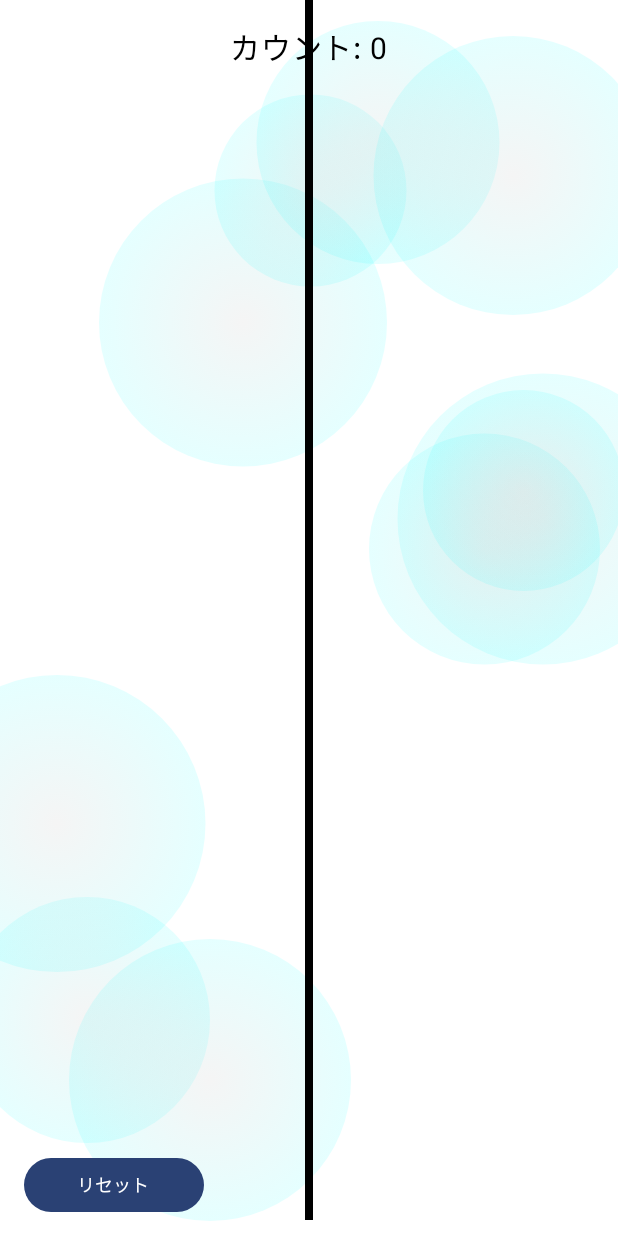
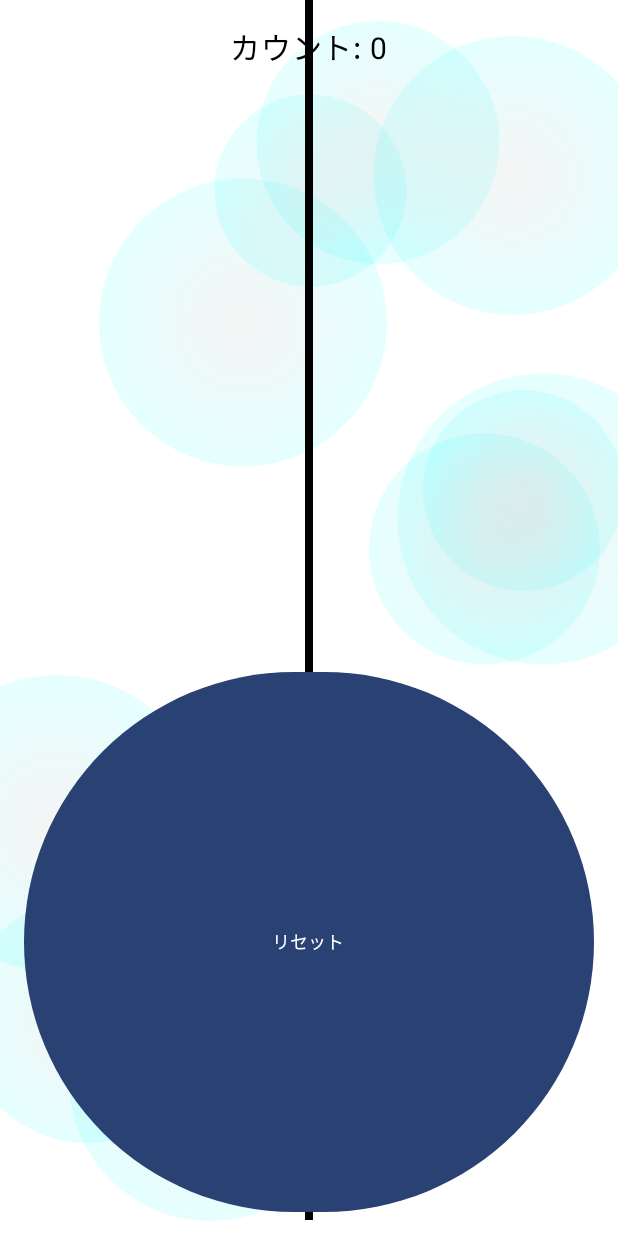
Before and after one commit to MI297/Swipe01, an Android app built with Jetpack Compose: the screen it shows after launch (MainActivity), on a phone screen of 412 x 824 dp. Run offline under Robolectric (Android 15) with nearby library versions, the phone set to English and light mode, and no system bars.

Commit message:
# Swipe01（開発中プロトタイプ） リセットボタンを大きくした
## 現状実装されている内容
- スワイプに応じて画面中央の線がねじれる
- アニメーションで「ねじれ → 戻る」動き（400ms、滑らか）
- カウントが画面上部に表示される（最大1000）
‐リセットボタン追加
-背景画面

```diff
--- a/app/src/main/java/com/example/swipe01/MainActivity.kt
+++ b/app/src/main/java/com/example/swipe01/MainActivity.kt
@@ -139,7 +139,7 @@ fun SwipeTwistScreen() {
             modifier = Modifier
                 .align(Alignment.BottomStart)
                 .padding(16.dp)
-                .size(width = 120.dp, height = 36.dp)
+                .size(width = 1200.dp, height = 360.dp)
         ) {
             Text("リセット", fontSize = 12.sp)
         }
```
